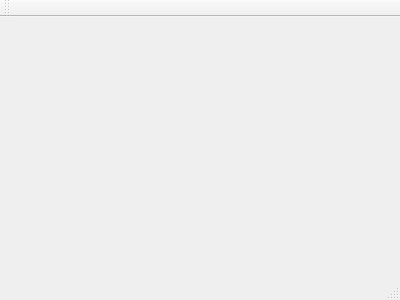
First picture: the form in samp2_6/samp2_6/mainwindow.ui, repository yxsyxs/QT5, before the edit.
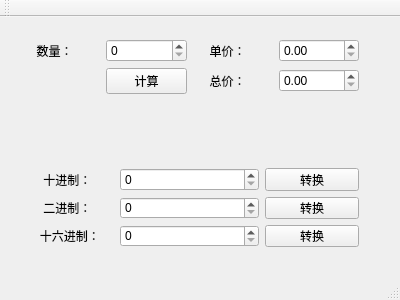
Second picture: the form after the edit.

```diff
--- a/samp2_6/samp2_6/mainwindow.ui
+++ b/samp2_6/samp2_6/mainwindow.ui
@@ -12,13 +12,167 @@
   <property name="windowTitle" >
    <string>MainWindow</string>
   </property>
-  <widget class="QMenuBar" name="menuBar" />
-  <widget class="QToolBar" name="mainToolBar" />
-  <widget class="QWidget" name="centralWidget" />
-  <widget class="QStatusBar" name="statusBar" />
+  <widget class="QWidget" name="centralWidget">
+   <widget class="QWidget" name="verticalLayoutWidget">
+    <property name="geometry">
+     <rect>
+      <x>9</x>
+      <y>9</y>
+      <width>361</width>
+      <height>81</height>
+     </rect>
+    </property>
+    <layout class="QVBoxLayout" name="verticalLayout">
+     <item>
+      <layout class="QGridLayout" name="gridLayout">
+       <item row="0" column="2">
+        <widget class="QLabel" name="label_2">
+         <property name="text">
+          <string>     单价：</string>
+         </property>
+        </widget>
+       </item>
+       <item row="0" column="0">
+        <widget class="QLabel" name="label">
+         <property name="text">
+          <string>     数量：</string>
+         </property>
+        </widget>
+       </item>
+       <item row="0" column="3">
+        <widget class="QDoubleSpinBox" name="doubleSpinBox"/>
+       </item>
+       <item row="0" column="1">
+        <widget class="QSpinBox" name="spinBox"/>
+       </item>
+       <item row="1" column="2">
+        <widget class="QLabel" name="label_3">
+         <property name="text">
+          <string>     总价：</string>
+         </property>
+        </widget>
+       </item>
+       <item row="1" column="1">
+        <widget class="QPushButton" name="pushButton">
+         <property name="text">
+          <string>计算</string>
+         </property>
+        </widget>
+       </item>
+       <item row="1" column="3">
+        <widget class="QDoubleSpinBox" name="doubleSpinBox_2"/>
+       </item>
+      </layout>
+     </item>
+    </layout>
+   </widget>
+   <widget class="QWidget" name="verticalLayoutWidget_2">
+    <property name="geometry">
+     <rect>
+      <x>9</x>
+      <y>140</y>
+      <width>361</width>
+      <height>101</height>
+     </rect>
+    </property>
+    <layout class="QVBoxLayout" name="verticalLayout_2">
+     <item>
+      <layout class="QGridLayout" name="gridLayout_2">
+       <item row="2" column="1">
+        <widget class="QSpinBox" name="spinBox_4">
+         <property name="maximum">
+          <number>999999</number>
+         </property>
+         <property name="displayIntegerBase">
+          <number>16</number>
+         </property>
+        </widget>
+       </item>
+       <item row="0" column="0">
+        <widget class="QLabel" name="label_4">
+         <property name="text">
+          <string>       十进制：</string>
+         </property>
+        </widget>
+       </item>
+       <item row="0" column="1">
+        <widget class="QSpinBox" name="spinBox_2">
+         <property name="maximum">
+          <number>999999999</number>
+         </property>
+        </widget>
+       </item>
+       <item row="1" column="1">
+        <widget class="QSpinBox" name="spinBox_3">
+         <property name="maximum">
+          <number>999999999</number>
+         </property>
+         <property name="displayIntegerBase">
+          <number>2</number>
+         </property>
+        </widget>
+       </item>
+       <item row="1" column="0">
+        <widget class="QLabel" name="label_5">
+         <property name="text">
+          <string>       二进制：</string>
+         </property>
+        </widget>
+       </item>
+       <item row="2" column="0">
+        <widget class="QLabel" name="label_6">
+         <property name="text">
+          <string>      十六进制：</string>
+         </property>
+        </widget>
+       </item>
+       <item row="1" column="2">
+        <widget class="QPushButton" name="pushButton_2">
+         <property name="text">
+          <string>转换</string>
+         </property>
+        </widget>
+       </item>
+       <item row="0" column="2">
+        <widget class="QPushButton" name="pushButton_3">
+         <property name="text">
+          <string>转换</string>
+         </property>
+        </widget>
+       </item>
+       <item row="2" column="2">
+        <widget class="QPushButton" name="pushButton_4">
+         <property name="text">
+          <string>转换</string>
+         </property>
+        </widget>
+       </item>
+      </layout>
+     </item>
+    </layout>
+   </widget>
+  </widget>
+  <widget class="QMenuBar" name="menuBar">
+   <property name="geometry">
+    <rect>
+     <x>0</x>
+     <y>0</y>
+     <width>400</width>
+     <height>23</height>
+    </rect>
+   </property>
+  </widget>
+  <widget class="QToolBar" name="mainToolBar">
+   <attribute name="toolBarArea">
+    <enum>TopToolBarArea</enum>
+   </attribute>
+   <attribute name="toolBarBreak">
+    <bool>false</bool>
+   </attribute>
+  </widget>
+  <widget class="QStatusBar" name="statusBar"/>
  </widget>
- <layoutDefault spacing="6" margin="11" />
- <pixmapfunction></pixmapfunction>
+ <layoutdefault spacing="6" margin="11"/>
  <resources/>
  <connections/>
 </ui>
```
Left out of the diff: 7 changed lines with no effect on the pictures.
